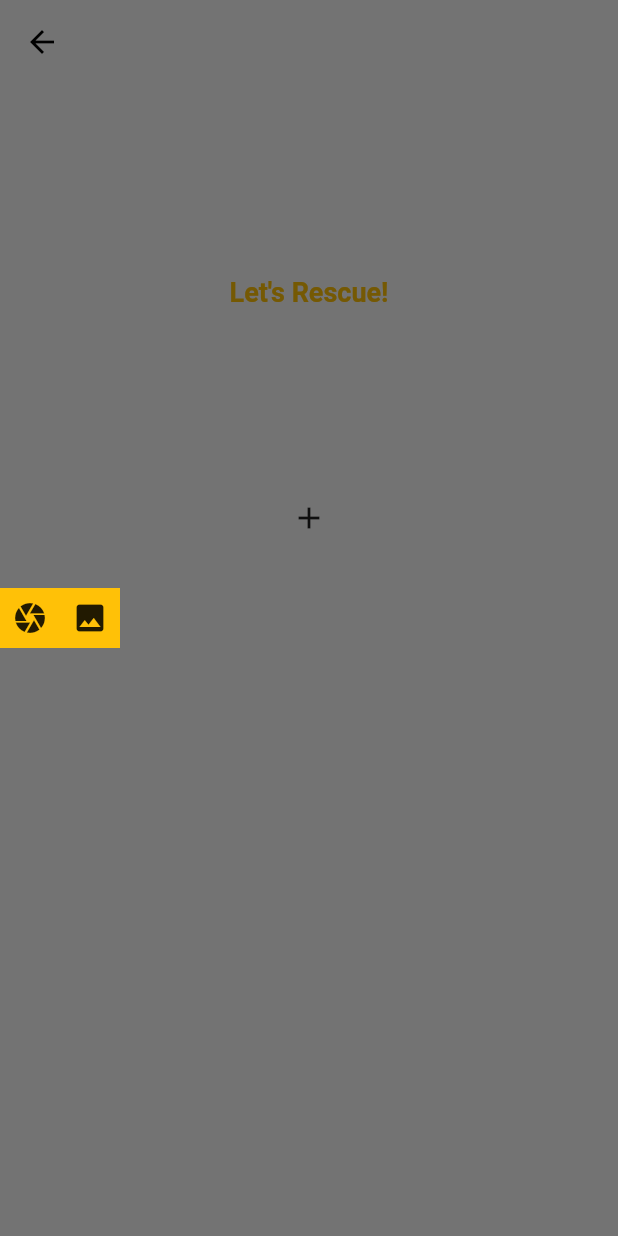
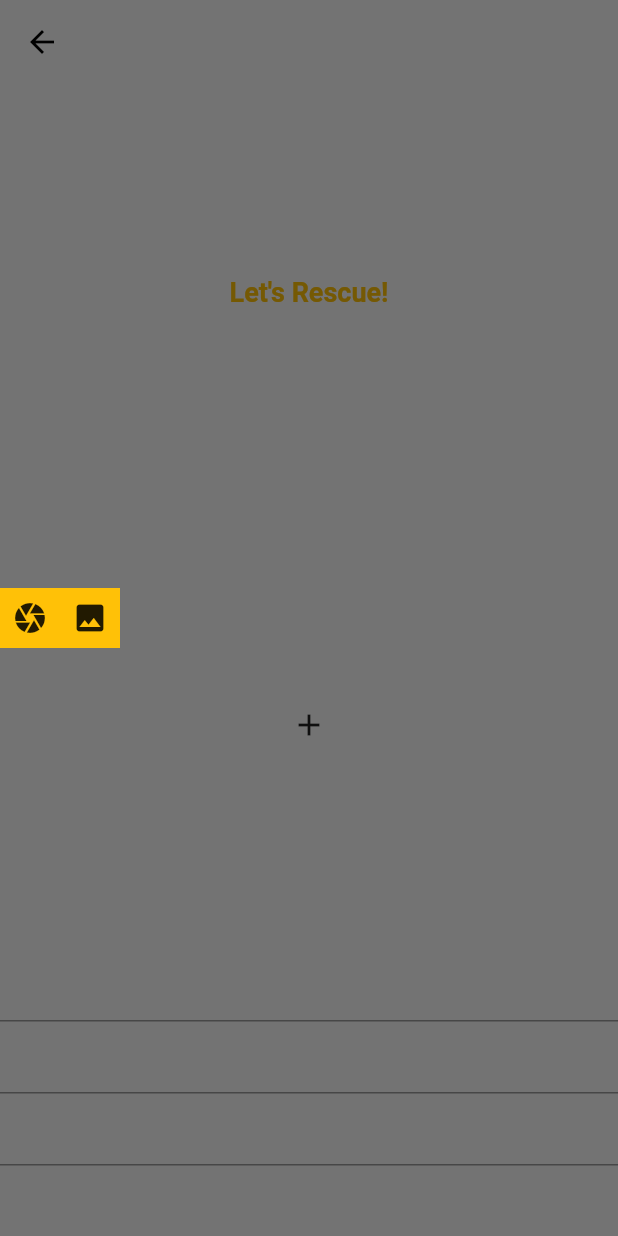
Before and after one commit to flutterph/underdog, a Flutter app: the SubmitReportPage screen opened directly, after a tap on the "add" icon, on a phone screen of 412 x 824 dp. Run offline on Flutter 3.47's test engine with Material 2 defaults, Android fonts, the phone set to English and light mode, and no system bars; our stand-ins replace floor, google_maps_flutter, image_picker, location, sqflite; missing offline and left inert: superellipse_shape; accounts and stored records are empty; generated files the repository leaves out were written again; Roboto replaces fonts that are missing (Jua).

Commit message:
Submit report page

```diff
--- a/lib/pages/submit_report_page.dart
+++ b/lib/pages/submit_report_page.dart
@@ -14,6 +14,9 @@ class SubmitReportPage extends StatefulWidget {
 
 class _SubmitReportPageState extends State<SubmitReportPage> {
   GlobalKey<FormState> _formKey = GlobalKey<FormState>();
+  TextEditingController _codeNameController = TextEditingController();
+  TextEditingController _landmarkController = TextEditingController();
+  TextEditingController _additionalInfoController = TextEditingController();
   File _selectedImage;
 
   @override
@@ -36,18 +39,34 @@ class _SubmitReportPageState extends State<SubmitReportPage> {
           SizedBox(
             height: 128,
           ),
-          ListView(
+          Form(
+            key: _formKey,
+            autovalidate: false,
+            child: ListView(
               shrinkWrap: true,
               children: <Widget>[
                 InkWell(
                   onTap: _showImageSourceSelectionDialog,
                   child: Container(
+                    height: 300,
+                    width: 300,
                     child: (_selectedImage == null)
                         ? Icon(Icons.add)
                         : Image.file(_selectedImage),
                   ),
                 ),
+                TextFormField(
+                  controller: _codeNameController,
+                  decoration: InputDecoration(),
+                ),
+                TextFormField(
+                  controller: _landmarkController,
+                ),
+                TextFormField(
+                  controller: _additionalInfoController,
+                ),
               ],
+            ),
           )
         ],
       ),
@@ -84,6 +103,7 @@ class _SubmitReportPageState extends State<SubmitReportPage> {
             ),
           ],
         );
-        });
+      },
+    );
   }
 }
```
Lines whose indentation alone changed are shown as unchanged.
